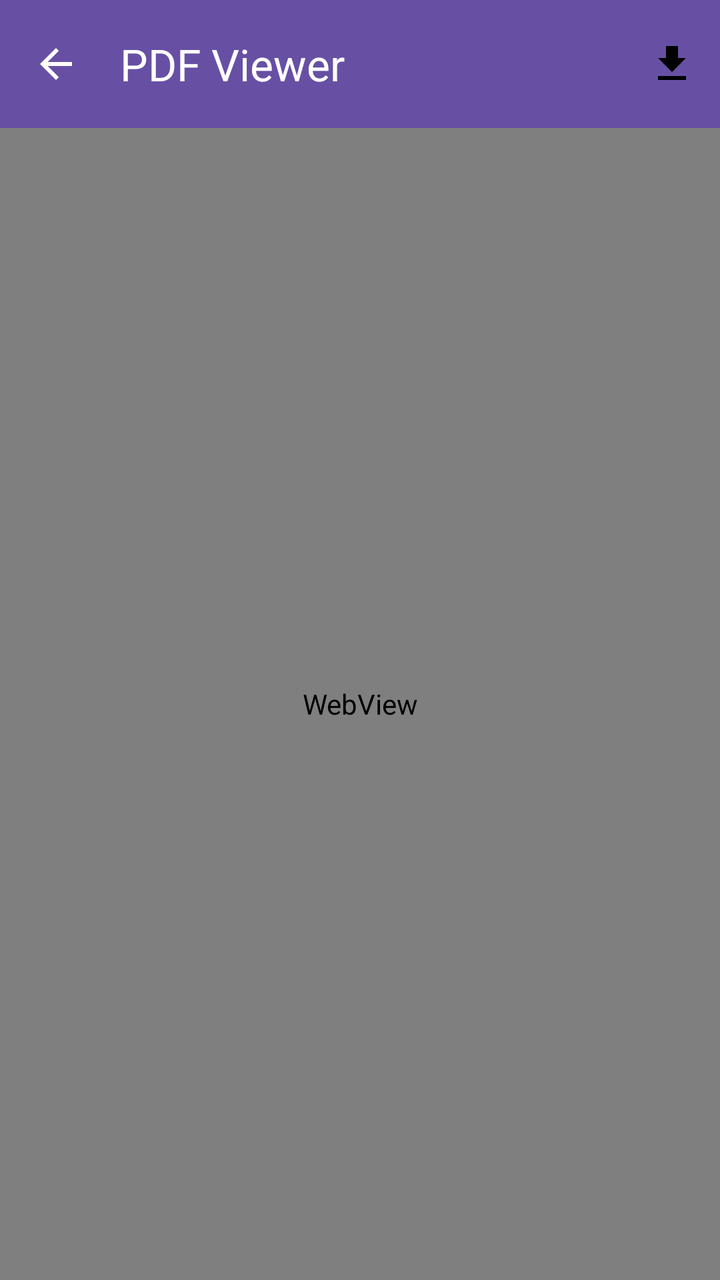
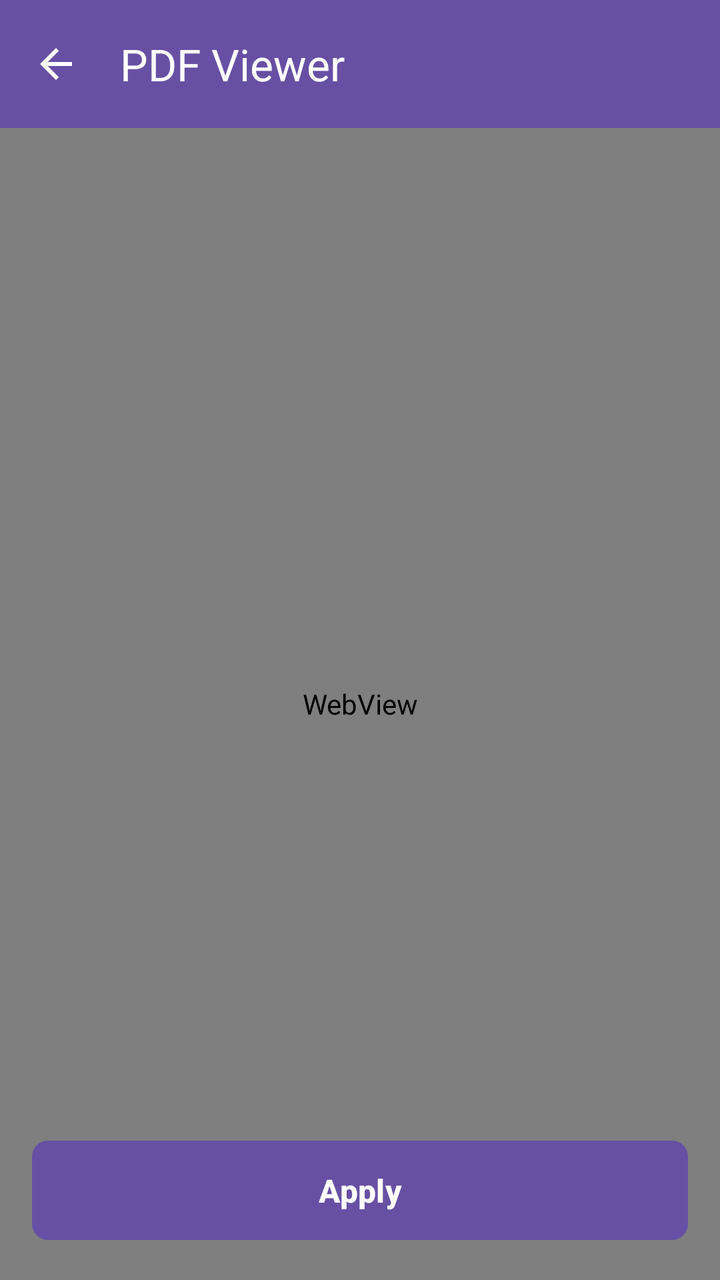

Compare the two renders of this Android layout. The source of the first and the diff that turns it into the second are given below.
<!-- AndroidManifest.xml: application theme Theme.EServicesICCHelper -->
<!-- res/layout/activity_pdf_viewer.xml -->
<?xml version="1.0" encoding="utf-8"?>
<androidx.constraintlayout.widget.ConstraintLayout xmlns:android="http://schemas.android.com/apk/res/android"
    xmlns:app="http://schemas.android.com/apk/res-auto"
    xmlns:tools="http://schemas.android.com/tools"
    android:layout_width="match_parent"
    android:layout_height="match_parent"
    android:fitsSystemWindows="true"
    tools:context=".PdfViewerActivity">

    <com.google.android.material.appbar.AppBarLayout
        android:id="@+id/appBarLayout"
        android:layout_width="match_parent"
        android:layout_height="wrap_content"
        app:layout_constraintTop_toTopOf="parent">

        <com.google.android.material.appbar.MaterialToolbar
            android:id="@+id/toolbar"
            android:layout_width="match_parent"
            android:layout_height="?attr/actionBarSize"
            android:background="?attr/colorPrimary"
            app:navigationIcon="@drawable/ic_back"
            app:title="PDF Viewer"
            app:titleTextColor="@color/white"
            app:menu="@menu/menu_pdf_viewer" />

    </com.google.android.material.appbar.AppBarLayout>

    <android.webkit.WebView
        android:id="@+id/pdfWebView"
        android:layout_width="match_parent"
        android:layout_height="0dp"
        app:layout_constraintBottom_toBottomOf="parent"
        app:layout_constraintTop_toBottomOf="@id/appBarLayout" />

    <ProgressBar
        android:id="@+id/progressBar"
        android:layout_width="wrap_content"
        android:layout_height="wrap_content"
        app:layout_constraintBottom_toBottomOf="parent"
        app:layout_constraintEnd_toEndOf="parent"
        app:layout_constraintStart_toStartOf="parent"
        app:layout_constraintTop_toBottomOf="@id/appBarLayout" />

</androidx.constraintlayout.widget.ConstraintLayout>
<!-- resources referenced by this layout -->
<resources>
  <color name="white">#FFFFFFFF</color>
  <!-- drawable ic_back (drawable) -->
  <vector xmlns:android="http://schemas.android.com/apk/res/android"
      android:width="24dp"
      android:height="24dp"
      android:viewportWidth="24"
      android:viewportHeight="24">
    <path
        android:fillColor="@android:color/white"
        android:pathData="M20,11H7.83l5.59,-5.59L12,4l-8,8l8,8l1.41,-1.41L7.83,13H20v-2z"/>
  </vector>
  <style name="Theme.EServicesICCHelper" parent="Base.Theme.EServicesICCHelper" />
  <style name="Base.Theme.EServicesICCHelper" parent="Theme.Material3.DayNight.NoActionBar">
          
          <item name="colorPrimary">@color/md_theme_light_primary</item>
          <item name="colorOnPrimary">@color/md_theme_light_onPrimary</item>
          <item name="colorPrimaryContainer">@color/md_theme_light_primaryContainer</item>
          <item name="colorOnPrimaryContainer">@color/md_theme_light_onPrimaryContainer</item>
          <item name="colorSecondary">@color/md_theme_light_secondary</item>
          <item name="colorOnSecondary">@color/md_theme_light_onSecondary</item>
          <item name="colorSecondaryContainer">@color/md_theme_light_secondaryContainer</item>
          <item name="colorOnSecondaryContainer">@color/md_theme_light_onSecondaryContainer</item>
  
          <item name="android:statusBarColor">@color/md_theme_light_primary</item>
          <item name="android:windowLightStatusBar">false</item>
      </style>
  <color name="md_theme_light_primary">#6750A4</color>
  <color name="md_theme_light_onPrimary">#FFFFFF</color>
  <color name="md_theme_light_primaryContainer">#EADDFF</color>
  <color name="md_theme_light_onPrimaryContainer">#21005D</color>
  <color name="md_theme_light_secondary">#625B71</color>
  <color name="md_theme_light_onSecondary">#FFFFFF</color>
  <color name="md_theme_light_secondaryContainer">#E8DEF8</color>
  <color name="md_theme_light_onSecondaryContainer">#1D192B</color>
</resources>

<!-- the commit's change to res/layout/activity_pdf_viewer.xml (unified diff, before → after) -->
@@ -20,8 +20,7 @@
             android:background="?attr/colorPrimary"
             app:navigationIcon="@drawable/ic_back"
             app:title="PDF Viewer"
-            app:titleTextColor="@color/white"
-            app:menu="@menu/menu_pdf_viewer" />
+            app:titleTextColor="@color/white" />
 
     </com.google.android.material.appbar.AppBarLayout>
 
@@ -31,6 +30,21 @@
         android:layout_height="0dp"
         app:layout_constraintBottom_toBottomOf="parent"
         app:layout_constraintTop_toBottomOf="@id/appBarLayout" />
+
+    <com.google.android.material.button.MaterialButton
+        android:id="@+id/btnApply"
+        android:layout_width="match_parent"
+        android:layout_height="wrap_content"
+        android:layout_margin="16dp"
+        android:text="@string/btn_apply"
+        android:padding="14dp"
+        android:textSize="16sp"
+        android:textStyle="bold"
+        app:cornerRadius="8dp"
+        app:layout_constraintBottom_toBottomOf="parent"
+        app:layout_constraintEnd_toEndOf="parent"
+        app:layout_constraintStart_toStartOf="parent"
+        app:elevation="4dp" />
 
     <ProgressBar
         android:id="@+id/progressBar"
<!-- resource entries referenced after the edit -->
@@ -11,6 +11,7 @@
         android:fillColor="@android:color/white"
         android:pathData="M20,11H7.83l5.59,-5.59L12,4l-8,8l8,8l1.41,-1.41L7.83,13H20v-2z"/>
   </vector>
+  <string name="btn_apply">Apply</string>
   <style name="Theme.EServicesICCHelper" parent="Base.Theme.EServicesICCHelper" />
   <style name="Base.Theme.EServicesICCHelper" parent="Theme.Material3.DayNight.NoActionBar">
           
